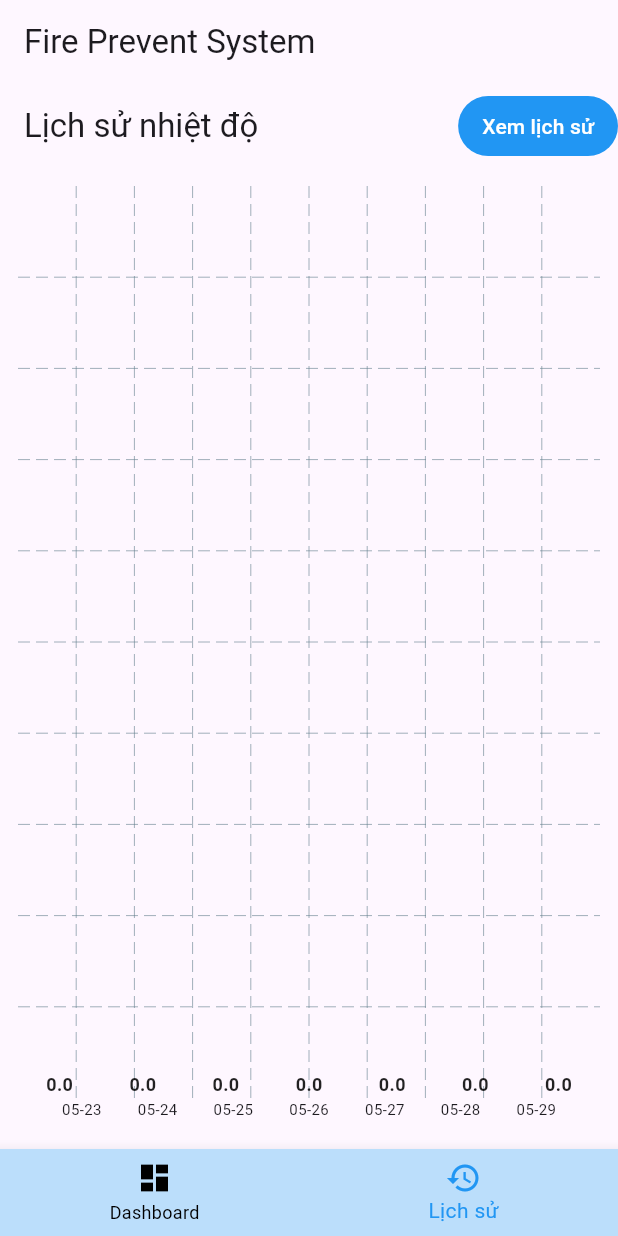
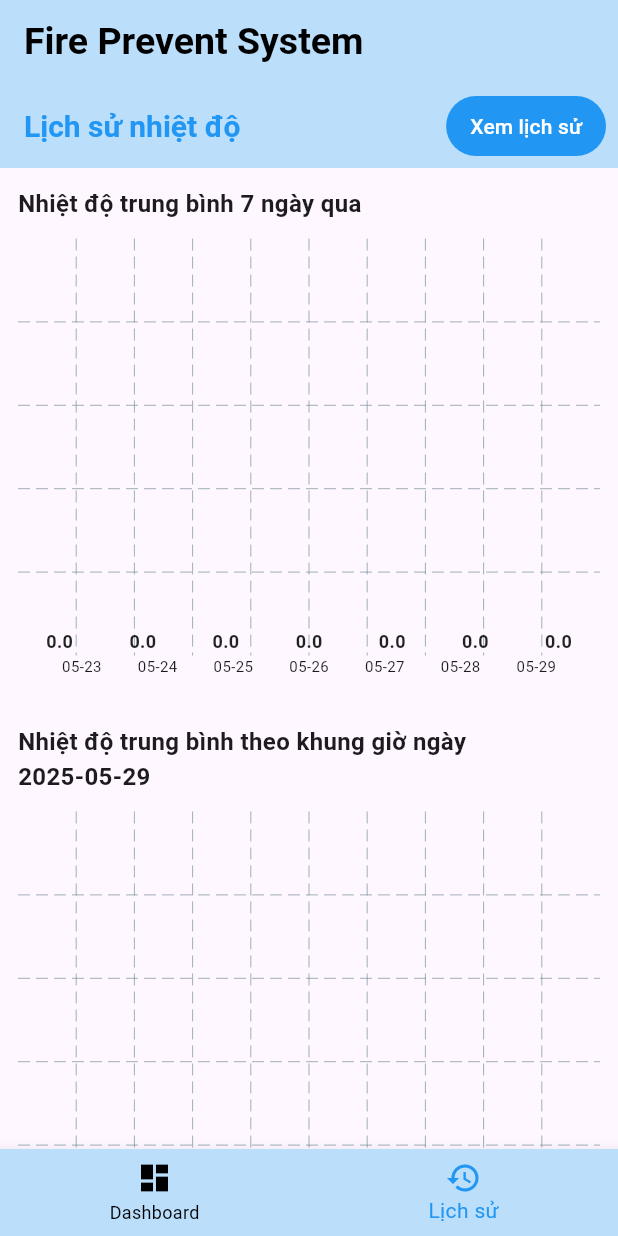
Before and after one commit to orangery-me/fire-prevent-system, a Flutter app: the screen it shows after launch, item 2 of the bottom bar chosen, on a phone screen of 412 x 824 dp. Run offline on Flutter 3.47's test engine with Material 3 defaults, Android fonts, the phone set to English and light mode, and no system bars; drawn by our look-alikes of fl_chart; our stand-ins replace firebase_core, firebase_database, flutter_local_notifications; accounts and stored records are empty.

Commit message:
Update history_page

```diff
--- a/lib/pages/dashboard_page.dart
+++ b/lib/pages/dashboard_page.dart
@@ -43,7 +43,7 @@ class _DashboardPageState extends State<DashboardPage> {
     ];
 
     return Scaffold(
-      appBar: AppBar(title: Text('Fire Prevent System')),
+      appBar: AppBar(title: Text('Fire Prevent System', style: TextStyle(color: Colors.black, fontWeight: FontWeight.bold , fontSize: 25),), backgroundColor: Colors.blue.shade100,),
       body: pages[_selectedIndex],
       bottomNavigationBar: BottomNavigationBar(
         currentIndex: _selectedIndex,
@@ -66,49 +66,34 @@ class _DashboardPageState extends State<DashboardPage> {
   }
 
   Widget _buildDashboardContent() {
-    return Column(
-      children: [
-        StreamBuilder<SensorData>(
+    return StreamBuilder<SensorData>(
       stream: _firebase.sensorStream,
-          builder: (context, snapshot) {
-            if (snapshot.hasData) {
-              final data = snapshot.data!;
+      builder: (context, sensorSnapshot) {
+        return StreamBuilder<ControlData>(
+          stream: _firebase.controlStream,
+          builder: (context, controlSnapshot) {
+            if (sensorSnapshot.connectionState == ConnectionState.waiting ||
+                controlSnapshot.connectionState == ConnectionState.waiting) {
+              return Center(child: CircularProgressIndicator());
+            }
+
+            if (sensorSnapshot.hasError || controlSnapshot.hasError) {
+              return Center(child: Text('Có lỗi khi lấy dữ liệu'));
+            }
+
+            if (sensorSnapshot.hasData && controlSnapshot.hasData) {
+              final data = sensorSnapshot.data!;
+              final control = controlSnapshot.data!;
               _checkForAlerts(data);
+              _fanStatus = control.fan;
+              _pumpStatus = control.pump;
+              _doorStatus = control.door;
+
               return Column(
                 children: [
                   _buildCard('🔥 Fire Detected', data.fire),
                   _buildCard('💨 Gas Leak', data.gas),
                   _buildCard('🌡 Temperature: ${data.temperature}°C', false),
-                ],
-              );
-            } else {
-              if (snapshot.hasError) {
-                return Center(child: Text('Error: ${snapshot.error}'));
-              }
-              if (snapshot.connectionState == ConnectionState.waiting) {
-                return Center(child: CircularProgressIndicator());
-              }
-              return Center(child: Text('There is no data available'));
-            }
-          },
-        ),
-        StreamBuilder<ControlData>(
-          stream: _firebase.controlStream,
-          builder: (context, snapshot) {
-            if (snapshot.hasError) {
-              return Center(child: Text('Error: ${snapshot.error}'));
-            }
-            if (snapshot.connectionState == ConnectionState.waiting) {
-              return Center(child: CircularProgressIndicator());
-            }
-            if (snapshot.hasData) {
-              final controlData = snapshot.data!;
-              _pumpStatus = controlData.pump;
-              _fanStatus = controlData.fan;
-              _doorStatus = controlData.door;
-            }
-            return Column(
-              children: [
                   _buildSwitch('Pump (Water)', _pumpStatus, (val) {
                     _firebase.controlDevice('pump', val);
                   }),
@@ -118,14 +103,18 @@ class _DashboardPageState extends State<DashboardPage> {
                   _buildSwitch('Door', _doorStatus, (val) {
                     _firebase.controlDevice('door', val);
                   }),
-              ],
-            );
-          },
-        ),
                   Expanded(child: RealtimeTemperatureChart(service: _firebase)),
                 ],
               );
             }
+
+            return Center(child: Text('Không có dữ liệu'));
+          },
+        );
+      },
+    );
+  }
+
 
   Widget _buildCard(String title, bool active) {
     return Card(
--- a/lib/pages/history_page.dart
+++ b/lib/pages/history_page.dart
@@ -24,6 +24,7 @@ class _HistoryPageState extends State<HistoryPage> {
   void initState() {
     super.initState();
     _load7DaysData();
+    _loadHourlyData(DateTime.now());
   }
 
   Future<void> _load7DaysData() async {
@@ -56,10 +57,8 @@ class _HistoryPageState extends State<HistoryPage> {
       _selectedDate = date;
     });
 
-    // Lấy dữ liệu trung bình theo block 4 tiếng
     final fetchedData = await _firebase.get4HourAverages(date);
 
-    // Đảm bảo thứ tự và đầy đủ 6 khung giờ 4 tiếng
     final fixedOrderKeys = [
       "00-04", "04-08", "08-12", "12-16", "16-20", "20-24"
     ];
@@ -150,7 +149,7 @@ class _HistoryPageState extends State<HistoryPage> {
                     x: index,
                     barRods: [
                       BarChartRodData(
-                          toY: temp, color: Colors.blue, width: barWidth),
+                          toY: temp, color: Colors.orange, width: barWidth),
                     ],
                   );
                 }).toList(),
@@ -298,10 +297,19 @@ class _HistoryPageState extends State<HistoryPage> {
   Widget build(BuildContext context) {
     return Scaffold(
       appBar: AppBar(
-        title: Text('Lịch sử nhiệt độ'),
+        title: Text(
+          'Lịch sử nhiệt độ',
+          style: TextStyle(
+              color: Colors.blue,
+              fontWeight: FontWeight.bold,
+              fontSize: 20
+          ),
+        ),
+        backgroundColor: Colors.blue.shade100,
         actions: [
-            if (_selectedDate == null)
-              TextButton(
+          Padding(
+            padding: const EdgeInsets.only(right: 8.0), // Clề phải
+            child: TextButton(
               style: TextButton.styleFrom(
                 backgroundColor: Colors.blue,
                 foregroundColor: Colors.white,
@@ -309,38 +317,38 @@ class _HistoryPageState extends State<HistoryPage> {
               ),
               onPressed: _pickDate,
               child: Text('Xem lịch sử'),
-              )
-            else
-              TextButton(
-                style: TextButton.styleFrom(
-                  backgroundColor: Colors.orange,
-                  foregroundColor: Colors.white,
-                  padding: EdgeInsets.symmetric(horizontal: 16, vertical: 8),
             ),
-                onPressed: _load7DaysData,
-                child: Text('Quay lại'),
-              )
+          ),
         ],
       ),
+
       body: _loading
           ? Center(child: CircularProgressIndicator())
-          : Padding(
+          : SingleChildScrollView(
         padding: const EdgeInsets.all(12.0),
-        child: _selectedDate == null
-            ? _build7DaysChart()
-            : Column(
+        child: Column(
           crossAxisAlignment: CrossAxisAlignment.start,
           children: [
             Text(
-              'Nhiệt độ trung bình ngày ${_selectedDate!.toLocal().toString().split(' ')[0]}',
-              style: TextStyle(
-                  fontSize: 18, fontWeight: FontWeight.bold),
+              'Nhiệt độ trung bình 7 ngày qua',
+              style: TextStyle(fontSize: 16, fontWeight: FontWeight.bold),
             ),
-            SizedBox(height: 16),
-            Expanded(child: _buildHourlyChart()),
+            SizedBox(height: 12),
+            SizedBox(height: 300, child: _build7DaysChart()),
+
+            SizedBox(height: 24),
+            if (_selectedDate != null) ...[
+              Text(
+                'Nhiệt độ trung bình theo khung giờ ngày ${_selectedDate!.toLocal().toString().split(' ')[0]}',
+                style: TextStyle(fontSize: 16, fontWeight: FontWeight.bold),
+              ),
+              SizedBox(height: 12),
+              SizedBox(height: 300, child: _buildHourlyChart()),
+            ]
           ],
         ),
       ),
+
     );
   }
 }
```
Also changed, not shown: lib/main.dart (+0 -10 lines). Lines whose indentation alone changed are shown as unchanged.
